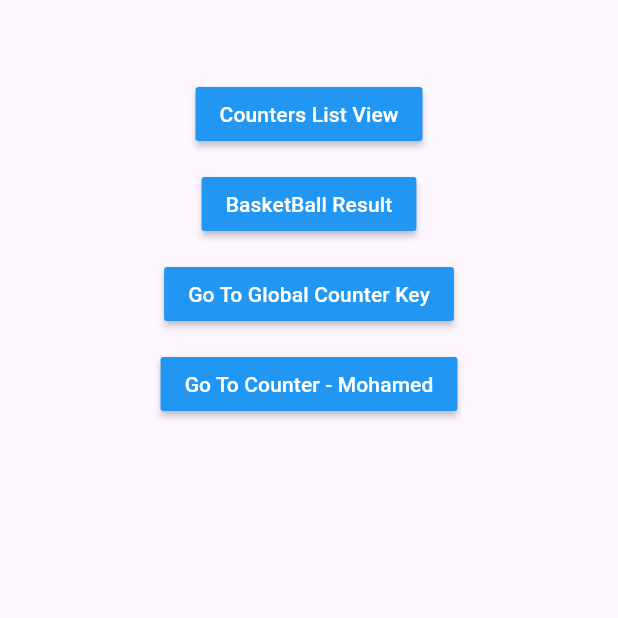
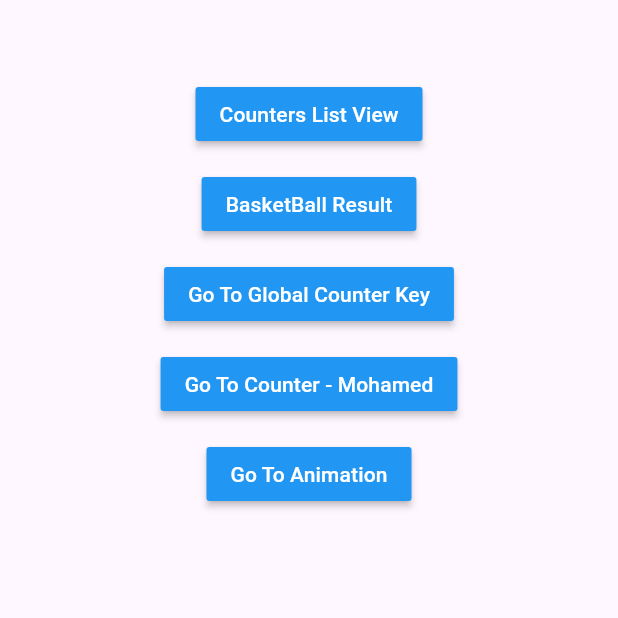
Before and after one commit to MohamedFarid648/flutter_course_notes, a Flutter app: the screen it shows after launch, after a tap on "Go To Home", on a phone screen of 412 x 824 dp, the top half of it. Run offline on Flutter 3.47's test engine with Material 3 defaults, Android fonts, the phone set to English and light mode, and no system bars; our stand-ins replace device_preview, flutter_svg.

Commit message:
add animation

```diff
--- a/FlutterProjects/new_flutter_project/lib/config/routes/route_handler.dart
+++ b/FlutterProjects/new_flutter_project/lib/config/routes/route_handler.dart
@@ -10,6 +10,7 @@ import 'package:new_flutter_project/widgets/gridview_products.dart';
 import 'package:new_flutter_project/widgets/list_products.dart';
 import 'package:new_flutter_project/widgets/product_form.dart';
 import 'package:new_flutter_project/widgets/splash_screen.dart';
+import 'package:new_flutter_project/widgets/animation_features.dart';
 
 class RouteHandler {
   static Route generateRoute(RouteSettings routeSettings) {
@@ -43,6 +44,9 @@ class RouteHandler {
         );
       case RouteNames.globalCounterScreen:
         return MaterialPageRoute(builder: (context) => GlobalKeyCounter());
+
+      case RouteNames.animationScreen:
+        return MaterialPageRoute(builder: (context) => AnimationFeatures());
       default:
         return MaterialPageRoute(
           builder: (context) =>
--- a/FlutterProjects/new_flutter_project/lib/config/routes/route_names.dart
+++ b/FlutterProjects/new_flutter_project/lib/config/routes/route_names.dart
@@ -9,4 +9,5 @@ class RouteNames {
   static const String countersScreen = "/counters";
   static const String basketBallScreen = "/basketball_result";
   static const String globalCounterScreen = "/global_counter";
+  static const String animationScreen = "/animation";
 }
--- a/FlutterProjects/new_flutter_project/lib/home_page.dart
+++ b/FlutterProjects/new_flutter_project/lib/home_page.dart
@@ -72,16 +72,23 @@ class HomePage extends StatelessWidget {
               sizedBox,
               MaterialButton(
                 onPressed: () => {
-                  // Navigator.pushReplacement(
-                  //   //pushAndRemoveUntil , push , pushReplacement
-                  //   context,
-                  //   MaterialPageRoute(builder: (context) => const AppCounter()),
-                  // ),
                   Navigator.pushNamed(context, RouteNames.counterScreen),
                 },
                 color: Colors.blue,
                 child: Text(
                   "Go To Counter - $name",
+                  style: TextStyle(color: Colors.white),
+                ),
+              ),
+
+              sizedBox,
+              MaterialButton(
+                onPressed: () => {
+                  Navigator.pushNamed(context, RouteNames.animationScreen),
+                },
+                color: Colors.blue,
+                child: Text(
+                  "Go To Animation",
                   style: TextStyle(color: Colors.white),
                 ),
               ),
```
Also changed, not shown: FlutterProjects/new_flutter_project/lib/widgets/animation_features.dart (added, +95 -0 lines).
